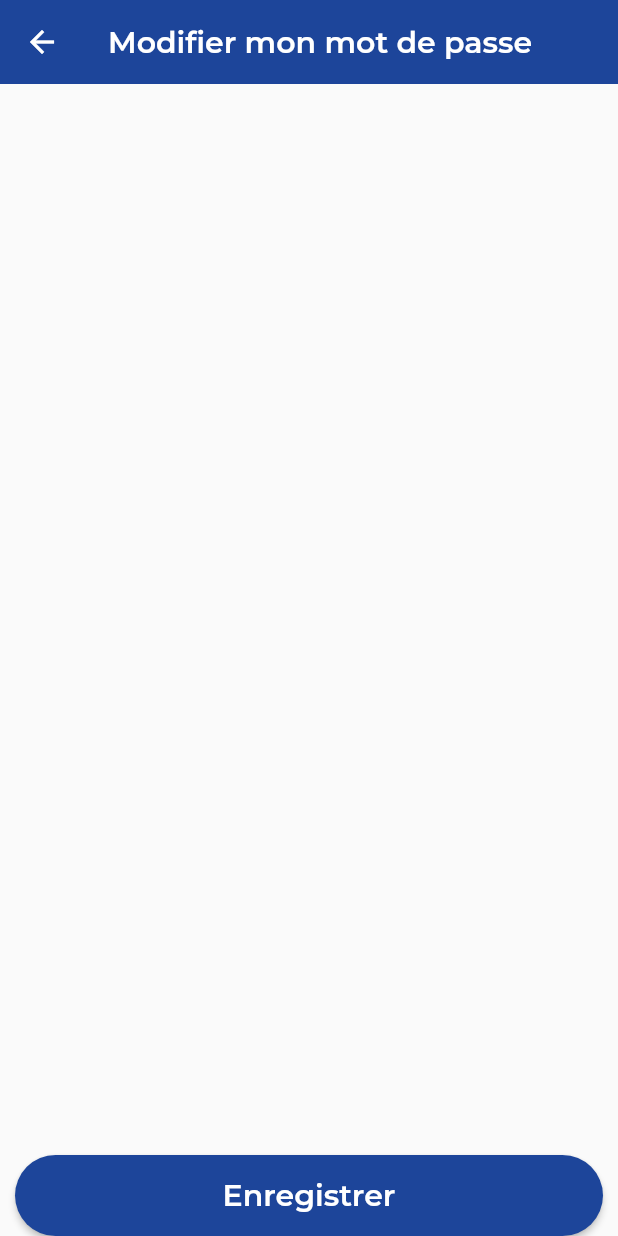
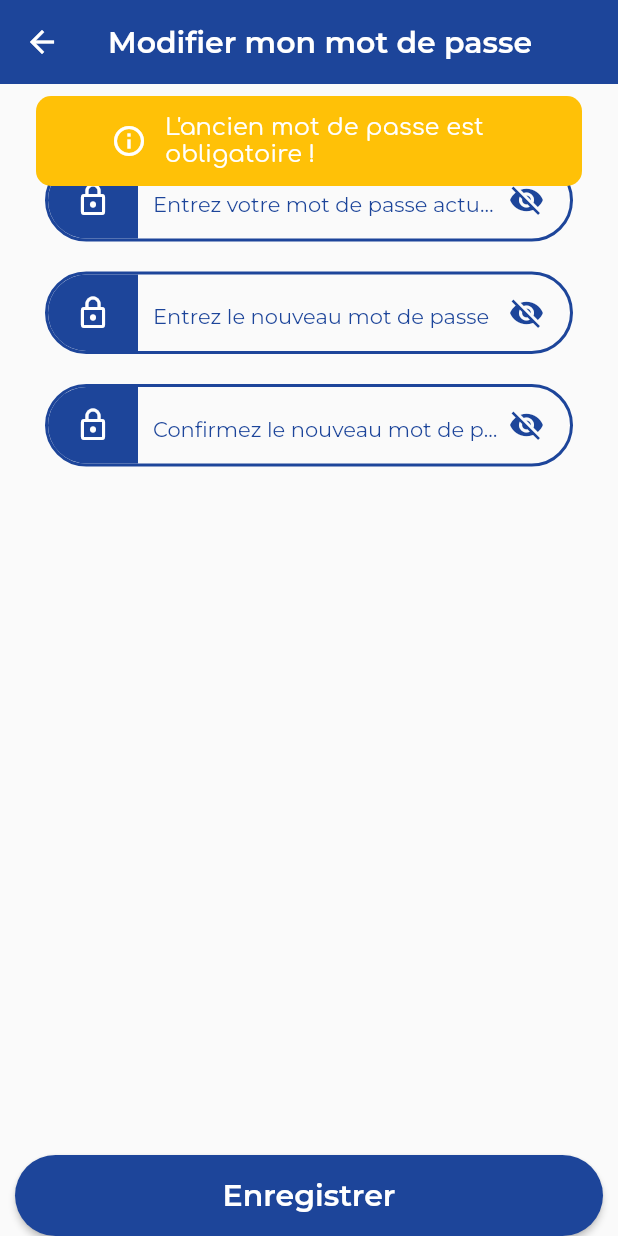
Before and after one commit to openburkina/langtech-moore, a Flutter app: the UpdatePassword screen opened directly, after a tap on "Enregistrer", on a phone screen of 412 x 824 dp. Run offline on Flutter 3.47's test engine with Material 2 defaults, Android fonts, the phone set to English and light mode, and no system bars; drawn by our look-alikes of delayed_display; our stand-ins replace assets_audio_player, audioplayers, convex_bottom_bar, flutter_spinkit, fluttertoast, google_fonts and 3 more; missing offline and left inert: audio_waveforms, drop_down_list, flutter_sound; accounts and stored records are empty.

Commit message:
Update current user password

```diff
--- a/lib/config/http/urls.dart
+++ b/lib/config/http/urls.dart
@@ -13,4 +13,5 @@
   static const String GET_ONE_TRADUCTION =
       API_BASE_URL + '/document/traduction';
   static const String UPDATE_PROFIl_URL = API_BASE_URL + '/utilisateurs';
+  static const String UPDATE_PASSWORD  = API_BASE_URL + '/account/change-password';
 }
--- /dev/null
+++ b/lib/models/password.dart
@@ -0,0 +1,13 @@
+class Password {
+  String? currentPassword;
+  String? newPassword;
+  Password({
+    this.currentPassword,
+    this.newPassword,
+  });
+
+  Map<String, dynamic> toJson() => {
+    'currentPassword': currentPassword,
+    'newPassword': newPassword,
+  };
+}
--- a/lib/pages/update_password.dart
+++ b/lib/pages/update_password.dart
@@ -1,10 +1,34 @@
+import 'package:delayed_display/delayed_display.dart';
 import 'package:flutter/material.dart';
 import 'package:google_fonts/google_fonts.dart';
 import 'package:langtech_moore_mobile/constants/colors.dart';
+import 'package:langtech_moore_mobile/models/password.dart';
+import 'package:langtech_moore_mobile/services/http.dart';
 import 'package:langtech_moore_mobile/widgets/loginPage/button_section.dart';
+import 'package:langtech_moore_mobile/widgets/loginPage/input_section.dart';
+import 'package:langtech_moore_mobile/widgets/shared/loadingSpinner.dart';
+import 'package:langtech_moore_mobile/widgets/shared/toast.dart';
+import 'dart:developer';
 
-class UpdatePassword extends StatelessWidget {
-  const UpdatePassword({Key? key}) : super(key: key);
+class UpdatePassword extends StatefulWidget {
+  UpdatePassword({Key? key}) : super(key: key);
+
+  @override
+  State<UpdatePassword> createState() => _UpdatePasswordState();
+}
+
+class _UpdatePasswordState extends State<UpdatePassword> {
+  int delayDuration = 25;
+
+  bool isEnaableSpinner = false;
+
+  Password password = new Password();
+
+  final currentPwdCtrl = TextEditingController();
+
+  final newPwdCtrl = TextEditingController();
+
+  final confirmPwdCtrl = TextEditingController();
 
   @override
   Widget build(BuildContext context) {
@@ -24,14 +48,100 @@
       ),
       bottomNavigationBar: Container(
         padding: const EdgeInsets.fromLTRB(10, 0, 10, 0),
-        child: ButtonSection(
+        child: !isEnaableSpinner ? ButtonSection(
           buttonFonction: _getPasswordInfos,
           buttonText: "Enregistrer",
           buttonSize: 20,
+        ) : SizedBox(),
+      ),
+      body: SingleChildScrollView(
+        child: Column(
+          mainAxisAlignment: MainAxisAlignment.start,
+          children: [
+            const SizedBox(
+              height: 50,
+            ),
+            DelayedDisplay(
+              delay: Duration(milliseconds: delayDuration * 3),
+              child: InputSection(
+                icon: Icons.lock_outline,
+                hint: 'Entrez votre mot de passe actuel',
+                obscureText: true,
+                controller: currentPwdCtrl,
+                keyboardType: TextInputType.text
+              ),
+            ),
+            const SizedBox(
+              height: 20,
+            ),
+            DelayedDisplay(
+              delay: Duration(milliseconds: delayDuration * 4),
+              child: InputSection(
+                icon: Icons.lock_outline,
+                hint: 'Entrez le nouveau mot de passe',
+                obscureText: true,
+                controller: newPwdCtrl,
+                keyboardType: TextInputType.text,
+              ),
+            ),
+            const SizedBox(
+              height: 20,
+            ),
+            DelayedDisplay(
+              delay: Duration(milliseconds: delayDuration * 5),
+              child: InputSection(
+                icon: Icons.lock_outline,
+                hint: 'Confirmez le nouveau mot de passe',
+                obscureText: true,
+                controller: confirmPwdCtrl,
+                keyboardType: TextInputType.text,
+              ),
+            ),
+            const SizedBox(
+              height: 100,
+            ),
+            isEnaableSpinner ? LoadingSpinner() : Center(),
+          ],
         ),
       ),
     );
   }
 
-  void _getPasswordInfos() {}
+  void _getPasswordInfos() {
+    String currentPassword = currentPwdCtrl.text.trim();
+    String newPassword = newPwdCtrl.text.trim();
+    String confirmPassword = confirmPwdCtrl.text.trim();
+    if (currentPassword == '') {
+      Toast.showFlutterToast(context, "L'ancien mot de passe est obligatoire !", "warning");
+    } else if (newPassword == '') {
+      Toast.showFlutterToast(context, "Le nouveau mot de passe est obligatoire !", "warning");
+    } else if (confirmPassword == '') {
+      Toast.showFlutterToast(context, "La confirmation du nouveau mot de passe est obligatoire !", "warning");
+    } else if (newPassword.length < 4) {
+      Toast.showFlutterToast(context, "Le nouveau mot de passe doit avoir au moins 4 caractères !", "warning");
+    } else if (newPassword != confirmPassword) {
+      Toast.showFlutterToast(context, "La confirmation du nouveau mot de passe est incorrect !", "warning");
+    } else {
+      password.currentPassword = currentPassword;
+      password.newPassword = newPassword;
+      _onUpdatePassword();
+    }
+  }
+
+  void _onUpdatePassword() {
+    setState(() {
+      isEnaableSpinner = true;
+    });
+    Http.onUpdatePassword(password).then((response) {
+      setState(() {
+        isEnaableSpinner = false;
+      });
+      if (response.statusCode == 200) {
+        Toast.showFlutterToast(context, "Votre mot de passe a été modifié avec succès !", "success");
+        Navigator.pop(context);
+      } else {
+        Toast.showFlutterToast(context, "Une erreur est survenue lors de la modification de votre mot de passe", "error");
+      }
+    });
+  }
 }
--- a/lib/services/http.dart
+++ b/lib/services/http.dart
@@ -7,6 +7,7 @@
 import 'package:langtech_moore_mobile/config/sharedPreferences/sharedPrefKeys.dart';
 import 'package:langtech_moore_mobile/models/langue.dart';
 import 'package:langtech_moore_mobile/models/loginVM.dart';
+import 'package:langtech_moore_mobile/models/password.dart';
 import 'package:langtech_moore_mobile/models/source_donnee.dart';
 import 'package:langtech_moore_mobile/models/traduction.dart';
 import 'package:langtech_moore_mobile/models/user.dart';
@@ -146,6 +147,15 @@
     );
   }
 
+  static Future onUpdatePassword(Password password) async {
+    await _getHeaders();
+    return await http.post(
+      Uri.parse(Urls.UPDATE_PASSWORD),
+      headers: headers,
+      body: json.encode(password.toJson()),
+    );
+  }
+
   static Future onDeleteTraduction(int traductionId) async {
     String url = "${Urls.DEFAULT_TRADUCTION_URL}/$traductionId";
     await _getHeaders();
```
Also changed, not shown: 1 other file.
